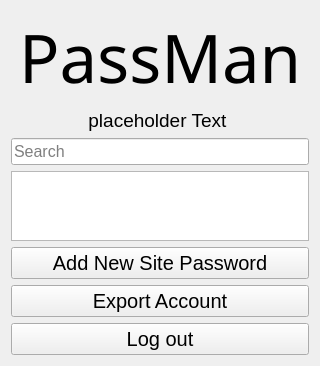
The window that AccountScreen.ui (jts5374/PASSMAN-2.0) describes before a commit, drawn with Qt 5.
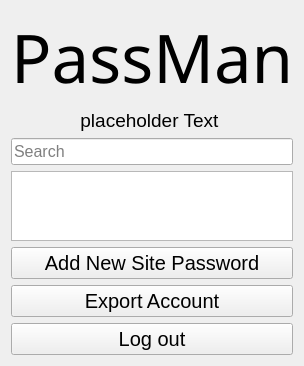
The same window after the commit.

Commit message: Search bar functional, still need to add context menu to list items for copying and deleting

What changed in the file:
```diff
--- a/AccountScreen.ui
+++ b/AccountScreen.ui
@@ -6,7 +6,7 @@
    <rect>
     <x>0</x>
     <y>0</y>
-    <width>320</width>
+    <width>298</width>
     <height>355</height>
    </rect>
   </property>
@@ -105,7 +105,13 @@
     </widget>
    </item>
    <item row="3" column="0">
-    <widget class="QListWidget" name="useraccountsList"/>
+    <widget class="QListWidget" name="useraccountsList">
+     <property name="font">
+      <font>
+       <pointsize>12</pointsize>
+      </font>
+     </property>
+    </widget>
    </item>
   </layout>
  </widget>
```
The commit also changes 1 other file.
